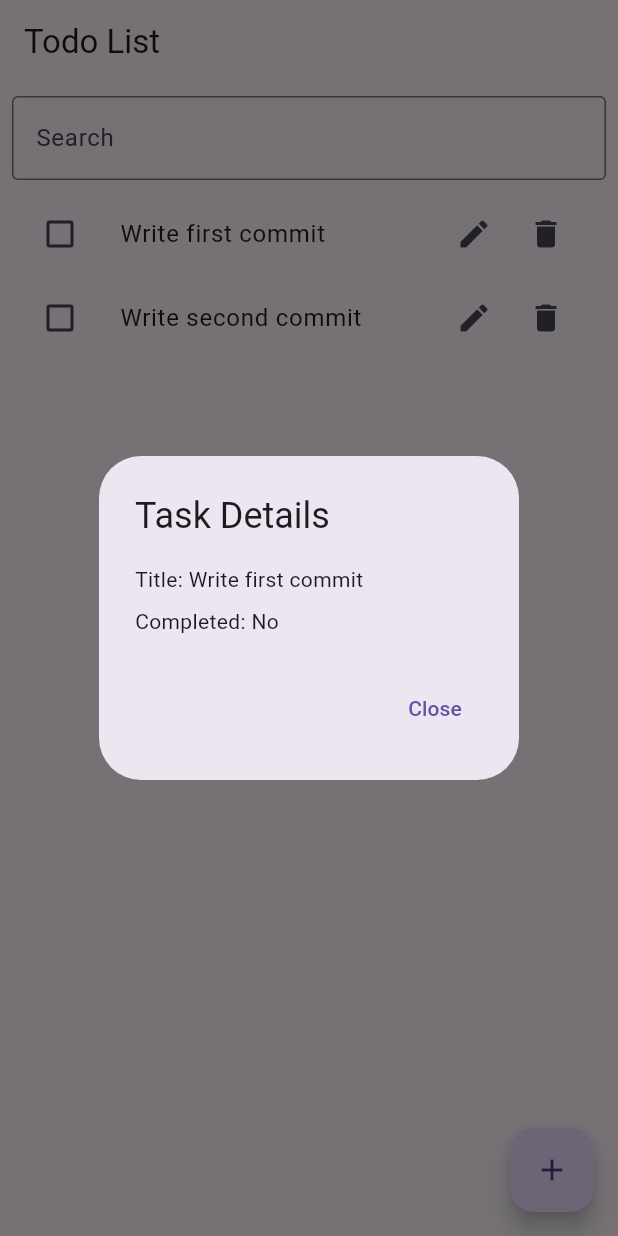
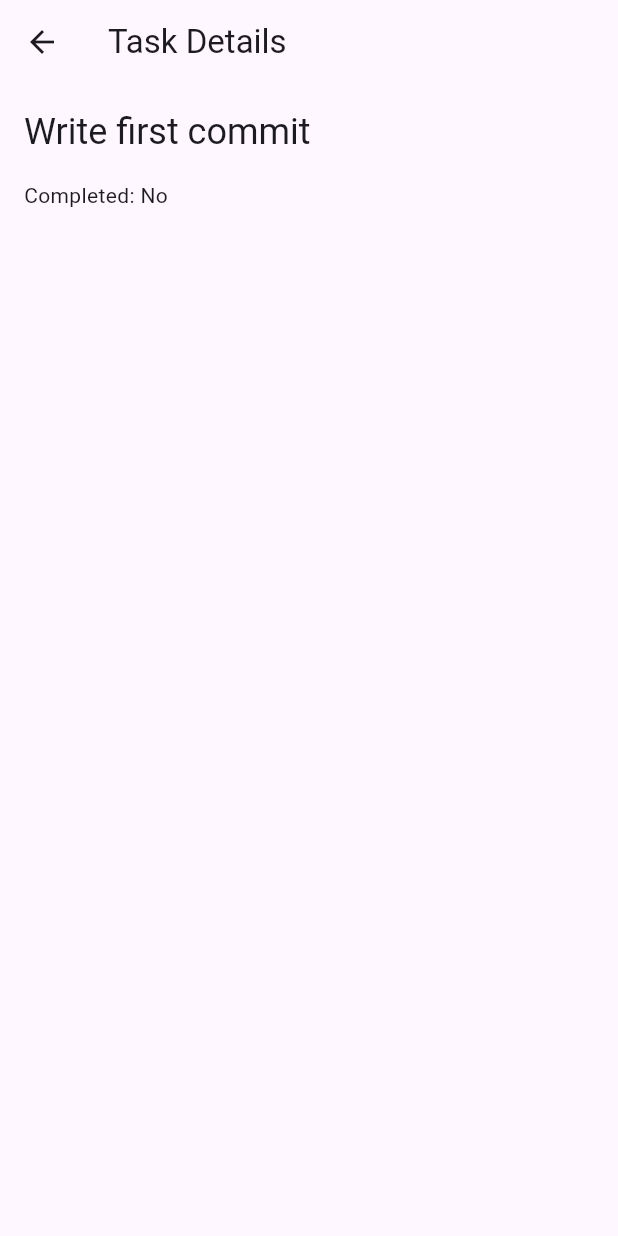
Before and after one commit to esrakalkann/Flutter_todo_project, a Flutter app: the screen it shows after launch, after a tap on the "delete" icon, after a tap on "Write first commit", on a phone screen of 412 x 824 dp. Run offline on Flutter 3.47's test engine with Material 3 defaults, Android fonts, the phone set to English and light mode, and no system bars; our stand-ins replace bloc, flutter_bloc.

Commit message:
Task details open in a new page instead of popup

```diff
--- a/lib/pages/todo/cubit/todo_cubit.dart
+++ b/lib/pages/todo/cubit/todo_cubit.dart
@@ -1,7 +1,7 @@
 import 'package:bloc/bloc.dart';
 import 'package:flutter/material.dart';
 import 'package:flutter_application_1/models/local/todo_model.dart';
-import 'package:flutter_application_1/widgets/task_details.dart';
+
 
 part 'todo_state.dart';
 
--- a/lib/pages/todo/todo_screen.dart
+++ b/lib/pages/todo/todo_screen.dart
@@ -4,7 +4,6 @@ import 'package:flutter_bloc/flutter_bloc.dart';
 import 'package:flutter_application_1/pages/todo/subpages/add_todo.dart';
 import 'package:flutter_application_1/models/local/todo_model.dart';
 import 'package:flutter_application_1/widgets/task_details.dart';
-
 
 class ToDoScreen extends StatelessWidget {
   const ToDoScreen({super.key});
@@ -50,9 +49,11 @@ class ToDoScreen extends StatelessWidget {
                       final todo = todos[index];
                       return ListTile(
                         onTap: () {
-                          showDialog(
-                            context: context,
-                            builder: (context) => TaskDetail(todo: todo),
+                          Navigator.push(
+                            context,
+                            MaterialPageRoute(
+                              builder: (_) => TaskDetail(todo: todo),
+                            ),
                           );
                         },
 
--- a/lib/widgets/task_details.dart
+++ b/lib/widgets/task_details.dart
@@ -8,26 +8,25 @@ class TaskDetail extends StatelessWidget {
 
   @override
   Widget build(BuildContext context) {
-    return AlertDialog(
-      title: const Text('Task Details'),
-      content: Column(
-        mainAxisSize: MainAxisSize.min,
+    return Scaffold(
+      appBar: AppBar(title: const Text('Task Details')),
+      body: Padding(
+        padding: const EdgeInsets.all(16.0),
+
+        child: Column(
           crossAxisAlignment: CrossAxisAlignment.start,
           children: [
-          Text('Title: ${todo.text}'),
+            Text(todo.text, style: Theme.of(context).textTheme.headlineSmall),
+            const SizedBox(height: 16),
+            Text('Completed: ${todo.isCompleted ? "Yes" : "No"}'),
             const SizedBox(height: 8),
-          Text('Completed: ${todo.isCompleted ? "Yes" : "No"}'),
-          if (todo.description != null) Text('Description: ${todo.description}'),
+            if (todo.description != null)
+              Text('Description: ${todo.description}'),
+               const SizedBox(height: 8),
             if (todo.dateTime != null) Text('Date: ${todo.dateTime}'),
           ],
         ),
-
-      actions: [
-        TextButton(
-          onPressed: () => Navigator.of(context).pop(),
-          child: const Text('Close'),
       ),
-      ],
     );
   }
 }
```
Lines whose indentation alone changed are shown as unchanged.
